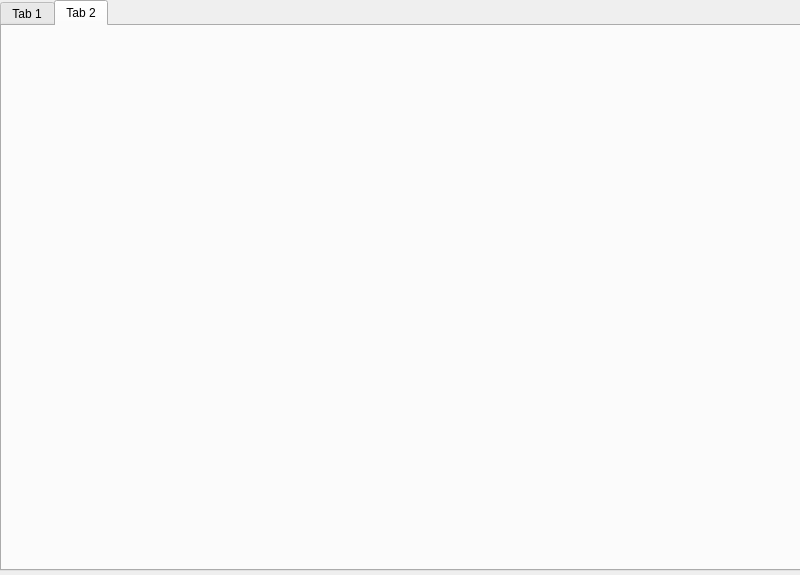
Before: the Qt Designer form calc.ui in Crivetkaaa/database_lab_1, drawn with Qt 5.
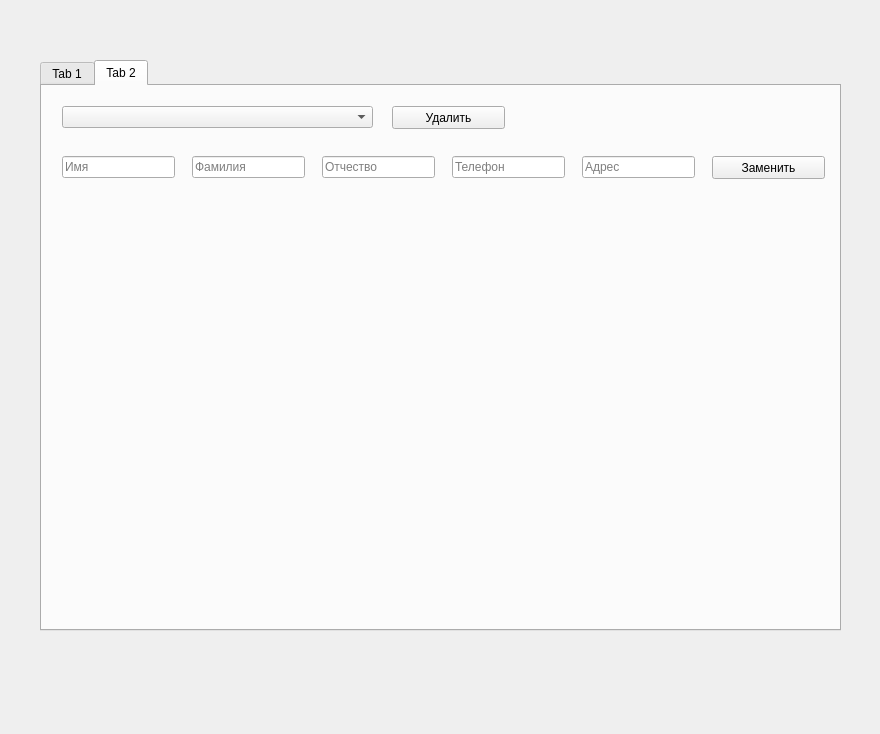
After: the same form once the commit is applied. The open tabs and pages were chosen to show the change.

The edit to the form file:
```diff
--- a/calc.ui
+++ b/calc.ui
@@ -6,8 +6,8 @@
    <rect>
     <x>0</x>
     <y>0</y>
-    <width>800</width>
-    <height>575</height>
+    <width>880</width>
+    <height>734</height>
    </rect>
   </property>
   <property name="windowTitle">
@@ -17,8 +17,8 @@
    <widget class="QTabWidget" name="tabWidget">
     <property name="geometry">
      <rect>
-      <x>0</x>
-      <y>0</y>
+      <x>40</x>
+      <y>60</y>
       <width>801</width>
       <height>571</height>
      </rect>
@@ -230,6 +230,107 @@
      <attribute name="title">
       <string>Tab 2</string>
      </attribute>
+     <widget class="QComboBox" name="comboBox_6">
+      <property name="geometry">
+       <rect>
+        <x>20</x>
+        <y>20</y>
+        <width>311</width>
+        <height>22</height>
+       </rect>
+      </property>
+     </widget>
+     <widget class="QPushButton" name="pushButton_4">
+      <property name="geometry">
+       <rect>
+        <x>670</x>
+        <y>70</y>
+        <width>113</width>
+        <height>23</height>
+       </rect>
+      </property>
+      <property name="text">
+       <string>Заменить</string>
+      </property>
+     </widget>
+     <widget class="QLineEdit" name="lineEdit_8">
+      <property name="geometry">
+       <rect>
+        <x>280</x>
+        <y>70</y>
+        <width>113</width>
+        <height>22</height>
+       </rect>
+      </property>
+      <property name="placeholderText">
+       <string>Отчество</string>
+      </property>
+     </widget>
+     <widget class="QLineEdit" name="lineEdit_10">
+      <property name="geometry">
+       <rect>
+        <x>540</x>
+        <y>70</y>
+        <width>113</width>
+        <height>22</height>
+       </rect>
+      </property>
+      <property name="placeholderText">
+       <string>Адрес</string>
+      </property>
+     </widget>
+     <widget class="QLineEdit" name="lineEdit_9">
+      <property name="geometry">
+       <rect>
+        <x>410</x>
+        <y>70</y>
+        <width>113</width>
+        <height>22</height>
+       </rect>
+      </property>
+      <property name="placeholderText">
+       <string>Телефон</string>
+      </property>
+     </widget>
+     <widget class="QLineEdit" name="lineEdit_7">
+      <property name="geometry">
+       <rect>
+        <x>150</x>
+        <y>70</y>
+        <width>113</width>
+        <height>22</height>
+       </rect>
+      </property>
+      <property name="placeholderText">
+       <string>Фамилия</string>
+      </property>
+     </widget>
+     <widget class="QLineEdit" name="lineEdit_6">
+      <property name="geometry">
+       <rect>
+        <x>20</x>
+        <y>70</y>
+        <width>113</width>
+        <height>22</height>
+       </rect>
+      </property>
+      <property name="placeholderText">
+       <string>Имя</string>
+      </property>
+     </widget>
+     <widget class="QPushButton" name="pushButton_3">
+      <property name="geometry">
+       <rect>
+        <x>350</x>
+        <y>20</y>
+        <width>113</width>
+        <height>23</height>
+       </rect>
+      </property>
+      <property name="text">
+       <string>Удалить</string>
+      </property>
+     </widget>
     </widget>
    </widget>
   </widget>
```
Left out of the diff: 2 changed lines with no effect on the pictures.
